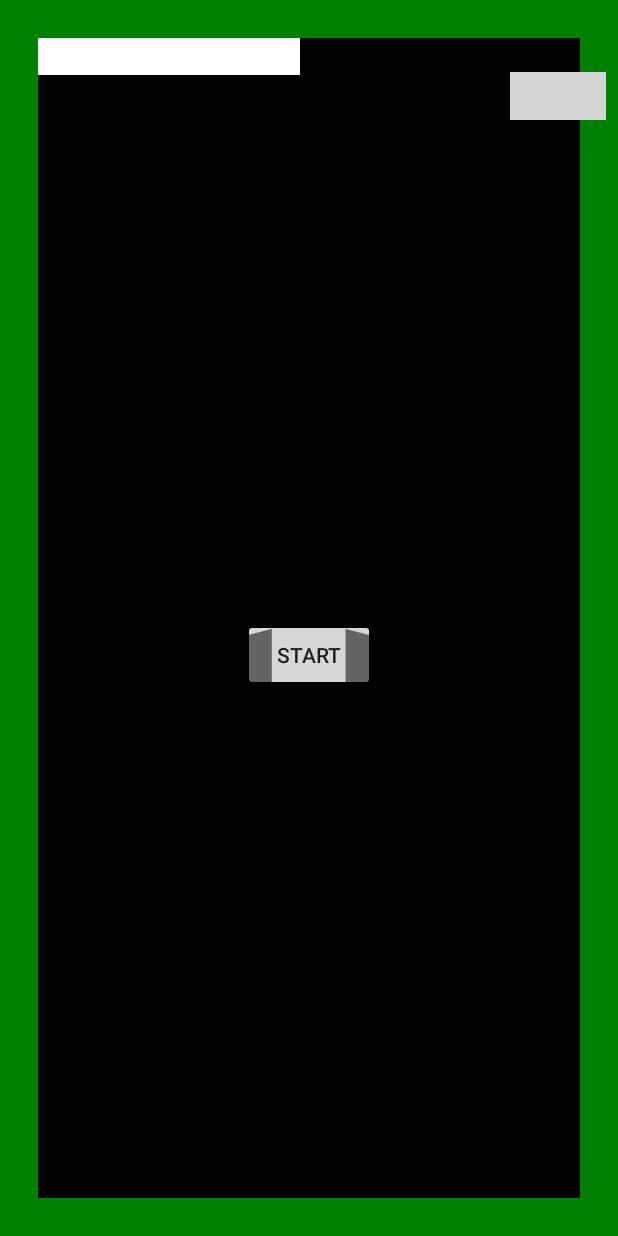
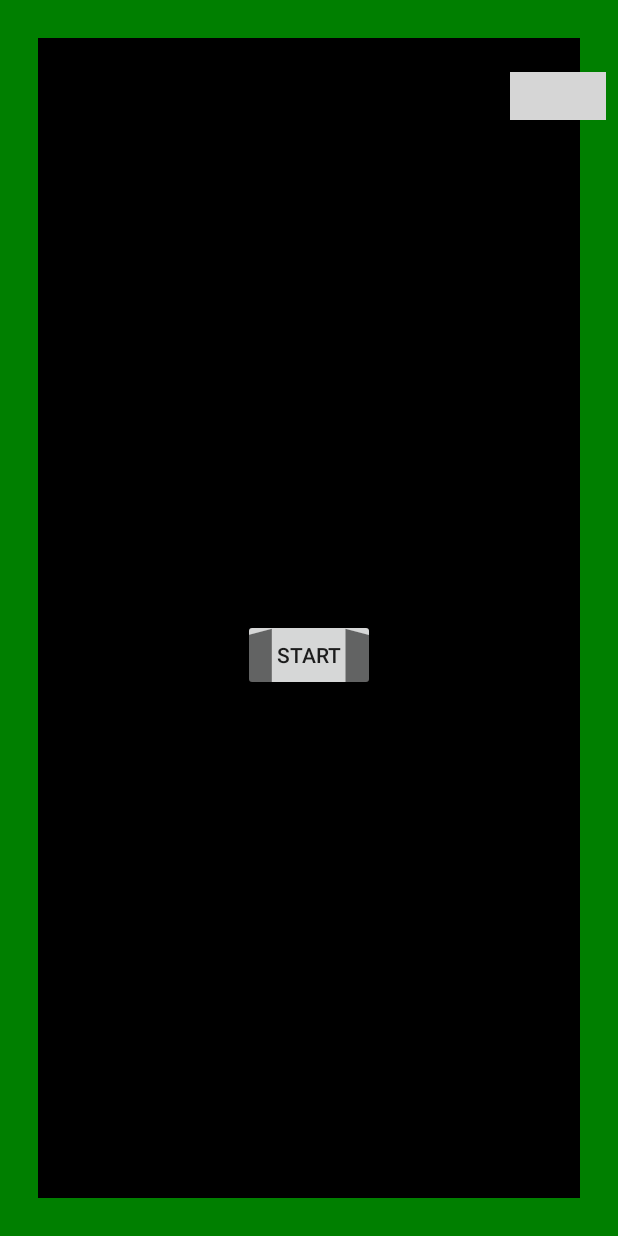
Before and after one commit to UBCMint/MuseAndroidApp, an Android app: the layout activity_flanker.xml on its own in the app's theme, with its tools: preview values and no code run, on a phone screen of 412 x 824 dp. Run offline under Robolectric (Android 15) with nearby library versions, the light colour scheme and no system bars; plain views replace ConnectionStrengthView; grey boxes are pictures that could not be loaded.

Commit message:
fix border not fullscreen

```diff
--- a/app/src/main/java/ca/ubc/best/mint/museandroidapp/vm/FlankerViewModel.java
+++ b/app/src/main/java/ca/ubc/best/mint/museandroidapp/vm/FlankerViewModel.java
@@ -188,16 +188,13 @@ public class FlankerViewModel extends BaseObservable {
   }
 
   /** @return Whether the 500ms short white border UI should be shown. */
-  public boolean showSHRTWHTBDR() {return this.stage == FlankerStage.PRE_CUE; }
+  public boolean showWHTBDR() {return this.stage != FlankerStage.RELAX;}
 
   /** @return Whether the currCue UI should be shown. */
   public boolean showCue() {
     return this.stage == FlankerStage.CUE;
   }
     //TODO rename ARROWS TO STIMULUS
-  /** @return Whether the 500ms short white border UI should be shown. */
-  public boolean showLONGWHTBDR() {return this.stage == FlankerStage.PRE_ARROWS; }
-
 
   /** @return Whether the arrow stimulus should be shown. */
   public boolean showArrows() {
--- a/app/src/main/res/drawable/green_border.xml
+++ b/app/src/main/res/drawable/green_border.xml
@@ -5,4 +5,5 @@
         android:width="25dp"
         android:color="#007F00" /> <!--Green-->
     <solid android:color="@android:color/transparent"/>
+
 </shape>
--- a/app/src/main/res/drawable/white_border.xml
+++ b/app/src/main/res/drawable/white_border.xml
@@ -3,6 +3,6 @@
     android:shape="rectangle">
     <stroke
         android:width="25dp"
-        android:color="@android:color/white" />
+        android:color="@android:color/white"/>
     <solid android:color="@android:color/transparent"/>
 </shape>
--- a/app/src/main/res/layout/activity_flanker.xml
+++ b/app/src/main/res/layout/activity_flanker.xml
@@ -50,54 +50,6 @@
                 app:layout_constraintRight_toRightOf="parent"/>
 
         </android.support.constraint.ConstraintLayout>
-
-        <!-- Part that is visible when SHORT WHITE borders are shown. -->
-        <android.support.constraint.ConstraintLayout
-            android:id="@+id/shortWhiteBorder"
-            android:layout_width="wrap_content"
-            android:layout_height="wrap_content"
-            android:background="@drawable/white_border"
-            app:layout_constraintBottom_toBottomOf="parent"
-            app:layout_constraintLeft_toLeftOf="parent"
-            app:layout_constraintRight_toRightOf="parent"
-            app:layout_constraintTop_toTopOf="parent"
-            android:visibility="@{flankerVM.showSHRTWHTBDR() ? View.VISIBLE : View.GONE}">
-
-        </android.support.constraint.ConstraintLayout>
-
-        <!-- Part that is visible when LONG WHITE borders are shown. -->
-        <android.support.constraint.ConstraintLayout
-            android:id="@+id/longWhiteBorder"
-            android:layout_width="match_parent"
-            android:layout_height="match_parent"
-            android:visibility="@{flankerVM.showLONGWHTBDR() ? View.VISIBLE : View.GONE}"
-            app:layout_constraintBottom_toBottomOf="parent"
-            app:layout_constraintLeft_toLeftOf="parent"
-            app:layout_constraintRight_toRightOf="parent"
-            app:layout_constraintTop_toTopOf="parent">
-            <View
-                android:layout_width="200dp"
-                android:layout_height="50dp"
-                android:background="@drawable/white_border"/>
-
-        </android.support.constraint.ConstraintLayout>
-
-        <!-- Part that is visible when GREEN borders are shown. -->
-        <android.support.constraint.ConstraintLayout
-            android:id="@+id/greenBorder"
-            android:layout_width="match_parent"
-            android:layout_height="match_parent"
-            android:orientation="vertical"
-            android:visibility="@{flankerVM.showGRNBDR() ? View.VISIBLE : View.GONE}"
-            android:background="@drawable/green_border"
-            app:layout_constraintBottom_toBottomOf="parent"
-            app:layout_constraintLeft_toLeftOf="parent"
-            app:layout_constraintRight_toRightOf="parent"
-            app:layout_constraintTop_toTopOf="parent">
-
-        </android.support.constraint.ConstraintLayout>
-
-
 
 
         <!-- Part that is visible when the cues are shown. -->
@@ -182,5 +134,32 @@
             app:layout_constraintTop_toTopOf="parent"
             android:layout_marginEnd="8dp" />
 
+
+
+        <!-- Part that is visible when WHITE borders are shown. -->
+        <View
+            android:id="@+id/whiteBorder"
+            android:layout_width="0dp"
+            android:layout_height="0dp"
+            android:background="@drawable/white_border"
+            android:visibility="@{flankerVM.showWHTBDR() ? View.VISIBLE : View.GONE}"
+            app:layout_constraintBottom_toBottomOf="parent"
+            app:layout_constraintLeft_toLeftOf="parent"
+            app:layout_constraintRight_toRightOf="parent"
+            app:layout_constraintTop_toTopOf="parent"/>
+
+        <!-- Part that is visible when GREEN borders are shown. -->
+        <View
+            android:id="@+id/greenBorder"
+            android:layout_width="0dp"
+            android:layout_height="0dp"
+            android:background="@drawable/green_border"
+            android:visibility="@{flankerVM.showGRNBDR() ? View.VISIBLE : View.GONE}"
+            app:layout_constraintBottom_toBottomOf="parent"
+            app:layout_constraintLeft_toLeftOf="parent"
+            app:layout_constraintRight_toRightOf="parent"
+            app:layout_constraintTop_toTopOf="parent"/>
+
+
     </android.support.constraint.ConstraintLayout>
 </layout>
--- a/app/src/main/res/values/styles.xml
+++ b/app/src/main/res/values/styles.xml
@@ -8,9 +8,12 @@
         <item name="colorAccent">@color/colorAccent</item>
     </style>
 
-    <style name="FullscreenTheme" parent="AppTheme">
-        <item name="android:windowActionBarOverlay">true</item>
+    <style name="FullscreenTheme" parent="Theme.AppCompat.Light.NoActionBar">
+        <item name="android:windowActionBar">false</item>
         <item name="android:windowBackground">@null</item>
+        <item name="android:windowNoTitle">true</item>
+        <item name="android:windowFullscreen">true</item>
+        <item name="android:windowContentOverlay">@null</item>
     </style>
 
 </resources>
```
